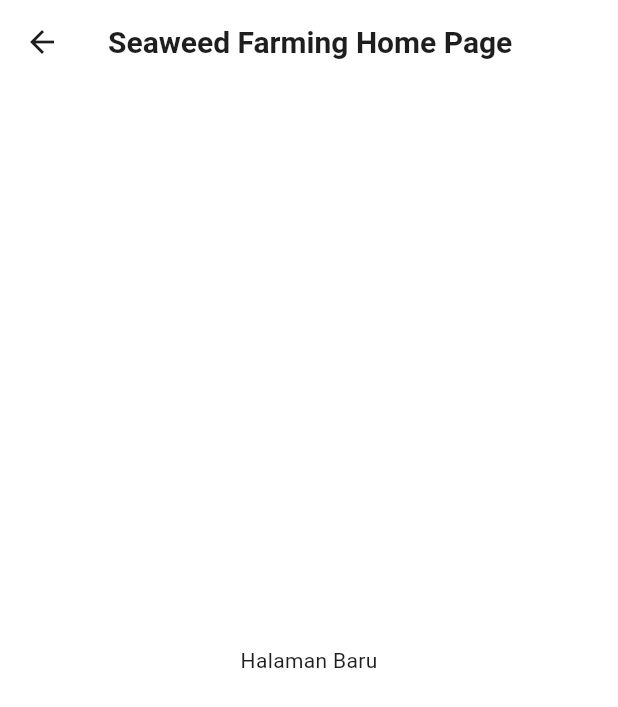
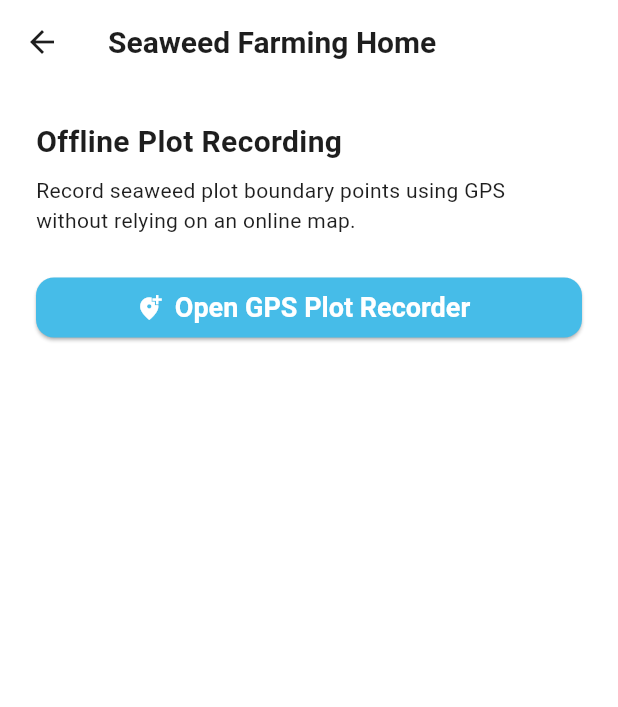
Before and after one commit to presleyprince/digital-commons-flutter-app, a Flutter app: the screen it shows after launch, after a tap on "Seaweed page", on a phone screen of 412 x 824 dp. Shown: the top 707 px of the screen. Run offline on Flutter 3.47's test engine with Material 3 defaults, Android fonts, the phone set to English and light mode, and no system bars; our stand-ins replace cached_network_image, carousel_slider, cloud_firestore, dartz, firebase_auth, firebase_core and 12 more; missing offline and left inert: flutter_quill; accounts and stored records are empty; Roboto replaces fonts that are missing (SegoeUI).

Commit message:
feat: implement offline GPS plot recorder with real-time shape preview and area calculation; integrate entry into seaweed page and remove GPS shortcut from LahanKu

```diff
--- a/lib/app/presentation/pages/plot/my_plot_page.dart
+++ b/lib/app/presentation/pages/plot/my_plot_page.dart
@@ -4,7 +4,6 @@ import 'package:digital_shores/core/constants.dart';
 import 'package:flutter/material.dart';
 import 'package:percent_indicator/circular_percent_indicator.dart';
 import 'package:webview_flutter/webview_flutter.dart';
-import 'package:go_router/go_router.dart';
 
 class MyPlotPage extends StatefulWidget {
   const MyPlotPage({super.key});
@@ -79,13 +78,6 @@ class _MyPlotPageState extends State<MyPlotPage> {
             icon: const Icon(Icons.replay_rounded),
             color: color.primary,
           ),
-          IconButton(
-            onPressed: () {
-              context.go('/home/gps-test');
-            },
-            icon: const Icon(Icons.gps_fixed),
-            color: color.primary,
-          ),
         ],
       ),
       body: _hasError
--- a/lib/app/presentation/pages/seaweed_farmer_home.dart
+++ b/lib/app/presentation/pages/seaweed_farmer_home.dart
@@ -1,5 +1,6 @@
 import 'package:flutter/material.dart';
 import 'package:digital_shores/core/constants.dart';
+import 'package:go_router/go_router.dart';
 
 class SeaweedFarmerHome extends StatelessWidget {
   const SeaweedFarmerHome({super.key});
@@ -8,13 +9,35 @@ class SeaweedFarmerHome extends StatelessWidget {
   Widget build(BuildContext context) {
     return Scaffold(
       appBar: AppBar(
-        title: const Text('Seaweed Farming Home Page'),
+        title: const Text('Seaweed Farming Home'),
       ),
       body: SafeArea(
         child: Padding(
-          padding: EdgeInsets.symmetric(horizontal: kDefaultPadding),
-          child: const Center(
-            child: Text('Halaman Baru'),
+          padding: const EdgeInsets.symmetric(horizontal: kDefaultPadding),
+          child: Column(
+            crossAxisAlignment: CrossAxisAlignment.stretch,
+            children: [
+              const SizedBox(height: 24),
+              const Text(
+                'Offline Plot Recording',
+                style: TextStyle(
+                  fontSize: 20,
+                  fontWeight: FontWeight.bold,
+                ),
+              ),
+              const SizedBox(height: 8),
+              const Text(
+                'Record seaweed plot boundary points using GPS without relying on an online map.',
+              ),
+              const SizedBox(height: 24),
+              ElevatedButton.icon(
+                onPressed: () {
+                  context.go('/home/gps-test');
+                },
+                icon: const Icon(Icons.add_location_alt),
+                label: const Text('Open GPS Plot Recorder'),
+              ),
+            ],
           ),
         ),
       ),
```
Also changed, not shown: lib/app/presentation/pages/plot/gps_record_page.dart (+46 -0 lines).
